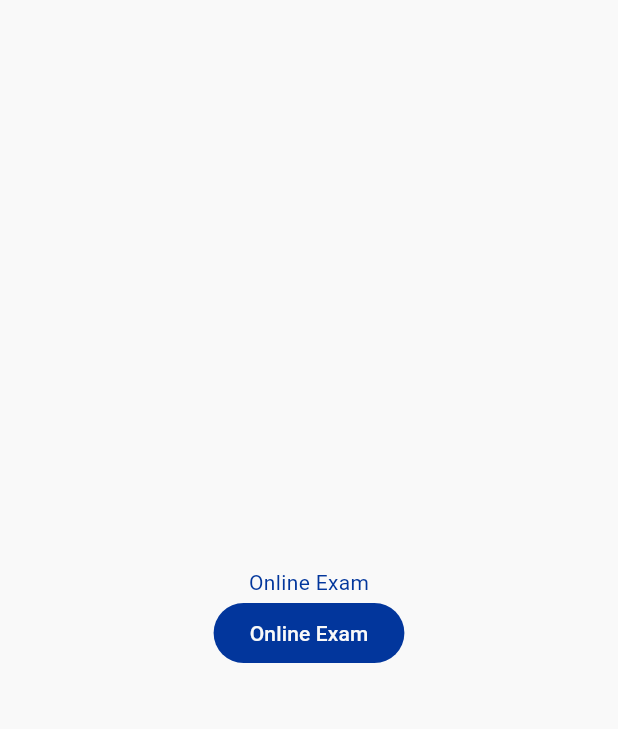
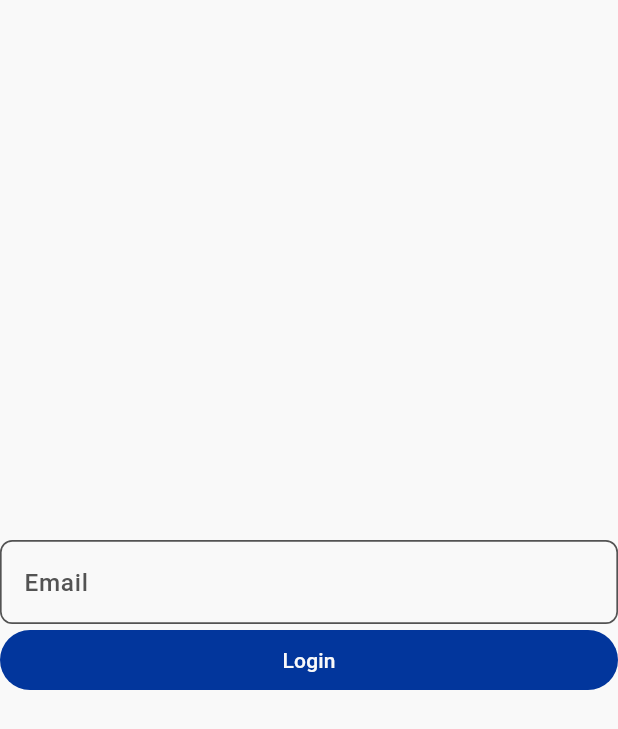
Before and after one commit to dekheel/online_exam, a Flutter app: the screen it shows after launch, on a phone screen of 412 x 824 dp. Shown: the top 729 px of the screen. Run offline on Flutter 3.47's test engine with Material 3 defaults, Android fonts, the phone set to English and light mode, and no system bars; our stand-ins replace dio, flutter_screenutil, get_it, google_fonts, injectable, pretty_dio_logger and 1 more.

Commit message:
project initialization

```diff
--- a/lib/core/l10n/app_localizations.dart
+++ b/lib/core/l10n/app_localizations.dart
@@ -95,17 +95,191 @@ abstract class AppLocalizations {
     Locale('en')
   ];
 
-  /// No description provided for @appTitle.
+  /// No description provided for @invalid_route.
   ///
   /// In en, this message translates to:
-  /// **'Online Exam'**
-  String get appTitle;
+  /// **'Invalid page'**
+  String get invalid_route;
 
-  /// No description provided for @signIn.
+  /// No description provided for @login.
   ///
   /// In en, this message translates to:
-  /// **'Sign in'**
-  String get signIn;
+  /// **'Login'**
+  String get login;
+
+  /// No description provided for @email.
+  ///
+  /// In en, this message translates to:
+  /// **'Email'**
+  String get email;
+
+  /// No description provided for @enter_your_email.
+  ///
+  /// In en, this message translates to:
+  /// **'Enter your email'**
+  String get enter_your_email;
+
+  /// No description provided for @password.
+  ///
+  /// In en, this message translates to:
+  /// **'Password'**
+  String get password;
+
+  /// No description provided for @enter_password.
+  ///
+  /// In en, this message translates to:
+  /// **'Enter password'**
+  String get enter_password;
+
+  /// No description provided for @remember_me.
+  ///
+  /// In en, this message translates to:
+  /// **'Remember me'**
+  String get remember_me;
+
+  /// No description provided for @forgot_password.
+  ///
+  /// In en, this message translates to:
+  /// **'Forgot password?'**
+  String get forgot_password;
+
+  /// No description provided for @dont_have_an_account.
+  ///
+  /// In en, this message translates to:
+  /// **'Don\'t have an account?'**
+  String get dont_have_an_account;
+
+  /// No description provided for @sign_up.
+  ///
+  /// In en, this message translates to:
+  /// **'Sign up'**
+  String get sign_up;
+
+  /// No description provided for @empty_input_validation.
+  ///
+  /// In en, this message translates to:
+  /// **'This field is required'**
+  String get empty_input_validation;
+
+  /// No description provided for @input_not_valid.
+  ///
+  /// In en, this message translates to:
+  /// **'This input is not valid'**
+  String get input_not_valid;
+
+  /// No description provided for @user_name.
+  ///
+  /// In en, this message translates to:
+  /// **'Username'**
+  String get user_name;
+
+  /// No description provided for @enter_your_user_name.
+  ///
+  /// In en, this message translates to:
+  /// **'Enter your username'**
+  String get enter_your_user_name;
+
+  /// No description provided for @first_name.
+  ///
+  /// In en, this message translates to:
+  /// **'First name'**
+  String get first_name;
+
+  /// No description provided for @enter_first_name.
+  ///
+  /// In en, this message translates to:
+  /// **'Enter first name'**
+  String get enter_first_name;
+
+  /// No description provided for @last_name.
+  ///
+  /// In en, this message translates to:
+  /// **'Last name'**
+  String get last_name;
+
+  /// No description provided for @enter_last_name.
+  ///
+  /// In en, this message translates to:
+  /// **'Enter last name'**
+  String get enter_last_name;
+
+  /// No description provided for @confirm_password.
+  ///
+  /// In en, this message translates to:
+  /// **'Confirm password'**
+  String get confirm_password;
+
+  /// No description provided for @phone_number.
+  ///
+  /// In en, this message translates to:
+  /// **'Phone number'**
+  String get phone_number;
+
+  /// No description provided for @enter_phone_number.
+  ///
+  /// In en, this message translates to:
+  /// **'Enter phone number'**
+  String get enter_phone_number;
+
+  /// No description provided for @already_have_an_account.
+  ///
+  /// In en, this message translates to:
+  /// **'Already have an account?'**
+  String get already_have_an_account;
+
+  /// No description provided for @confirm_password_not_valid.
+  ///
+  /// In en, this message translates to:
+  /// **'Password does not match'**
+  String get confirm_password_not_valid;
+
+  /// No description provided for @enter_your_email_associated.
+  ///
+  /// In en, this message translates to:
+  /// **'Enter your email associated with the account'**
+  String get enter_your_email_associated;
+
+  /// No description provided for @continue_btn.
+  ///
+  /// In en, this message translates to:
+  /// **'Continue'**
+  String get continue_btn;
+
+  /// No description provided for @didnt_receive_code.
+  ///
+  /// In en, this message translates to:
+  /// **'Didn\'t receive the code?'**
+  String get didnt_receive_code;
+
+  /// No description provided for @resend.
+  ///
+  /// In en, this message translates to:
+  /// **'Resend'**
+  String get resend;
+
+  /// No description provided for @invalid_code.
+  ///
+  /// In en, this message translates to:
+  /// **'Invalid code'**
+  String get invalid_code;
+
+  /// No description provided for @reset_passsword.
+  ///
+  /// In en, this message translates to:
+  /// **'Reset password'**
+  String get reset_passsword;
+
+  /// No description provided for @new_password.
+  ///
+  /// In en, this message translates to:
+  /// **'New password'**
+  String get new_password;
+
+  /// No description provided for @password_requirements.
+  ///
+  /// In en, this message translates to:
+  /// **'Password must not be empty and must contain at least 6 characters with one uppercase letter and at least one number'**
+  String get password_requirements;
 }
 
 class _AppLocalizationsDelegate extends LocalizationsDelegate<AppLocalizations> {
--- a/lib/core/theme/theme.dart
+++ b/lib/core/theme/theme.dart
@@ -1,4 +1,5 @@
 import 'package:flutter/material.dart';
+import 'package:flutter_screenutil/flutter_screenutil.dart';
 import 'package:online_exam/core/colors/colors.dart';
 
 abstract class AppTheme {
@@ -17,6 +18,56 @@ abstract class AppTheme {
   );
 
   static ThemeData getTheme(ColorScheme colorScheme) {
-    return ThemeData(colorScheme: colorScheme);
+    return ThemeData(
+      colorScheme: colorScheme,
+      filledButtonTheme: FilledButtonThemeData(
+        style: FilledButton.styleFrom(
+          disabledBackgroundColor: AppColors.grey,
+          backgroundColor: colorScheme.primary,
+          foregroundColor: colorScheme.onPrimary,
+          shape: RoundedRectangleBorder(
+            borderRadius: BorderRadius.circular(100.r),
+          ),
+        ),
+      ),
+      textTheme: TextTheme(
+        headlineLarge: TextStyle(
+          fontSize: 20.sp,
+          fontWeight: FontWeight.w500,
+          color: colorScheme.secondary,
+        ),
+        bodyLarge: TextStyle(
+          fontSize: 16.sp,
+          fontWeight: FontWeight.w500,
+          color: colorScheme.secondary,
+        ),
+        bodySmall: TextStyle(
+          fontSize: 13.sp,
+          fontWeight: FontWeight.w400,
+          color: colorScheme.secondary,
+        ),
+      ),
+      appBarTheme: AppBarTheme(
+        foregroundColor: colorScheme.secondary,
+        centerTitle: false,
+      ),
+      inputDecorationTheme: InputDecorationTheme(
+        filled: true,
+        labelStyle: TextStyle(color: AppColors.grey),
+        fillColor: colorScheme.surface,
+        border: outlineInputBorder(borderColor: AppColors.grey),
+        enabledBorder: outlineInputBorder(borderColor: AppColors.grey),
+        focusedBorder: outlineInputBorder(borderColor: AppColors.grey),
+        errorBorder: outlineInputBorder(borderColor: AppColors.red),
+        focusedErrorBorder: outlineInputBorder(borderColor: AppColors.red),
+      ),
+    );
+  }
+
+  static OutlineInputBorder outlineInputBorder({required Color borderColor}) {
+    return OutlineInputBorder(
+      borderRadius: BorderRadius.circular(8.r),
+      borderSide: BorderSide(color: borderColor, width: 1.w),
+    );
   }
 }
--- a/lib/features/authentication/presentation/screens/sign_in_screen.dart
+++ b/lib/features/authentication/presentation/screens/login_screen.dart
@@ -1,12 +1,12 @@
 import 'package:flutter/material.dart';
+import 'package:google_fonts/google_fonts.dart';
 import 'package:online_exam/core/constants/const.dart';
 import 'package:online_exam/core/di/di.dart';
 import 'package:online_exam/core/l10n/app_localizations.dart';
 import 'package:online_exam/core/providers/app_config_provider.dart';
 
-
-class SignInScreen extends StatelessWidget {
-  const SignInScreen({super.key});
+class LoginScreen extends StatelessWidget {
+  const LoginScreen({super.key});
 
   @override
   Widget build(BuildContext context) {
@@ -15,8 +15,14 @@ class SignInScreen extends StatelessWidget {
       body: Center(
         child: Column(
           mainAxisAlignment: MainAxisAlignment.center,
+          crossAxisAlignment: CrossAxisAlignment.stretch,
           children: [
-            Text(localizations.appTitle),
+            TextField(
+              style: GoogleFonts.inter(
+                color: Theme.of(context).colorScheme.secondary,
+              ),
+              decoration: InputDecoration(labelText: localizations.email),
+            ),
             FilledButton(
               onPressed: () {
                 if (getIt<AppConfigProvider>().isEnglish()) {
@@ -25,7 +31,7 @@ class SignInScreen extends StatelessWidget {
                   getIt<AppConfigProvider>().changeLanguage(AppConst.enLocale);
                 }
               },
-              child: Text(localizations.appTitle),
+              child: Text(localizations.login),
             ),
           ],
         ),
--- a/lib/main.dart
+++ b/lib/main.dart
@@ -1,4 +1,5 @@
 import 'package:flutter/material.dart';
+import 'package:flutter_screenutil/flutter_screenutil.dart';
 import 'package:online_exam/core/di/di.dart';
 import 'package:online_exam/core/providers/app_config_provider.dart';
 import 'package:provider/provider.dart';
@@ -11,9 +12,12 @@ void main() async {
   await configureDependencies();
   getIt<AppConfigProvider>().getLocale();
 
-  runApp(ChangeNotifierProvider.value(
+  runApp(
+    ChangeNotifierProvider.value(
       value: getIt<AppConfigProvider>(),
-    child:  MyApplication()));
+      child: MyApplication(),
+    ),
+  );
 }
 
 class MyApplication extends StatelessWidget {
@@ -24,8 +28,13 @@ late AppConfigProvider appConfigProvider;
   @override
   Widget build(BuildContext context) {
     appConfigProvider = Provider.of<AppConfigProvider>(context);
+    return ScreenUtilInit(
+      designSize: const Size(375, 812),
+      minTextAdapt: true,
+      splitScreenMode: true,
+      builder: (context, child) {
         return MaterialApp(
-      title: AppLocalizations.of(context)?.appTitle,
+          title: AppLocalizations.of(context)?.login,
           onGenerateRoute: AppRoutes.onGenerateRoute,
           localizationsDelegates: AppLocalizations.localizationsDelegates,
           supportedLocales: AppLocalizations.supportedLocales,
@@ -33,5 +42,7 @@ late AppConfigProvider appConfigProvider;
           initialRoute: AppRoutes.login,
           theme: AppTheme.lightTheme,
         );
+      },
+    );
   }
 }
--- a/pubspec.yaml
+++ b/pubspec.yaml
@@ -42,8 +42,9 @@ dependencies:
   json_annotation: ^4.9.0
   shared_preferences:
   provider:
-
-  # The following adds the Cupertino Icons font to your application.
+  flutter_screenutil: ^5.9.3
+  google_fonts: ^6.2.1
+# The following adds the Cupertino Icons font to your application.
   # Use with the CupertinoIcons class for iOS style icons.
   cupertino_icons: ^1.0.8
   intl:
```
Also changed, not shown: lib/core/l10n/app_ar.arb (+5 -4 lines), lib/core/l10n/app_en.arb (+4 -3 lines), lib/core/l10n/app_localizations_ar.dart (+89 -2 lines), lib/core/l10n/app_localizations_en.dart (+89 -2 lines), lib/core/routing/routes.dart (+6 -3 lines), pubspec.lock. Lines whose indentation alone changed are shown as unchanged.
